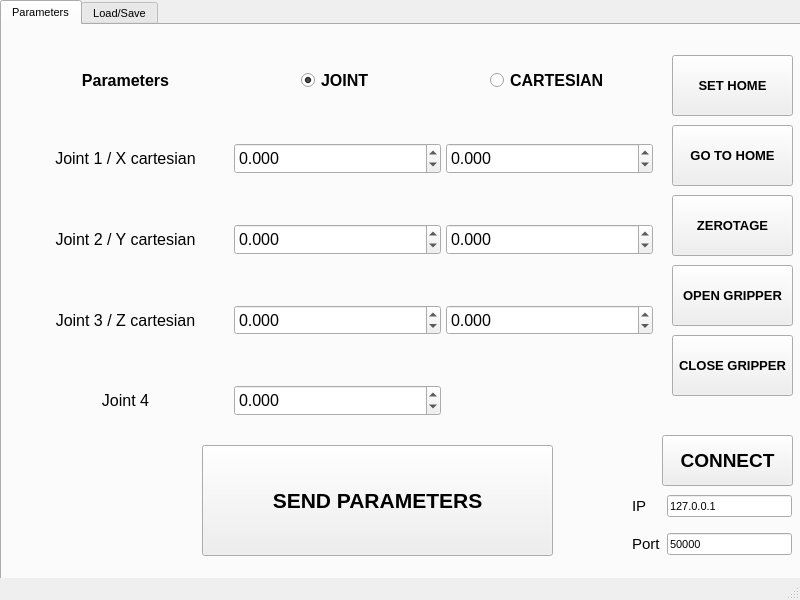
This is GUI/command/Commandwindow.ui in chameau5050/Handling-Gro as Qt 5 draws it before an edit. The edited form follows.
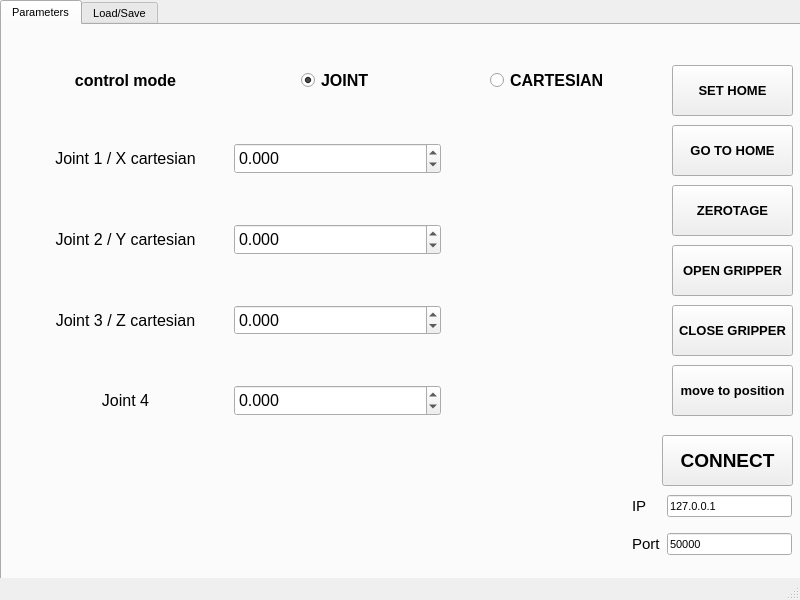
This is the edited form. Icons and pictures are not drawn.

Commit message: remove ui attifact

The edit to the form file:
```diff
--- a/GUI/command/Commandwindow.ui
+++ b/GUI/command/Commandwindow.ui
@@ -100,7 +100,7 @@
           </font>
          </property>
          <property name="text">
-          <string>Parameters</string>
+          <string>control mode</string>
          </property>
          <property name="alignment">
           <set>Qt::AlignCenter</set>
@@ -227,69 +227,6 @@
          </property>
         </widget>
        </item>
-       <item row="1" column="2">
-        <widget class="QDoubleSpinBox" name="set_C1">
-         <property name="sizePolicy">
-          <sizepolicy hsizetype="Minimum" vsizetype="MinimumExpanding">
-           <horstretch>0</horstretch>
-           <verstretch>0</verstretch>
-          </sizepolicy>
-         </property>
-         <property name="font">
-          <font>
-           <pointsize>12</pointsize>
-          </font>
-         </property>
-         <property name="decimals">
-          <number>3</number>
-         </property>
-         <property name="minimum">
-          <double>-100.000000000000000</double>
-         </property>
-        </widget>
-       </item>
-       <item row="2" column="2">
-        <widget class="QDoubleSpinBox" name="set_C2">
-         <property name="sizePolicy">
-          <sizepolicy hsizetype="Minimum" vsizetype="MinimumExpanding">
-           <horstretch>0</horstretch>
-           <verstretch>0</verstretch>
-          </sizepolicy>
-         </property>
-         <property name="font">
-          <font>
-           <pointsize>12</pointsize>
-          </font>
-         </property>
-         <property name="decimals">
-          <number>3</number>
-         </property>
-         <property name="minimum">
-          <double>-100.000000000000000</double>
-         </property>
-        </widget>
-       </item>
-       <item row="3" column="2">
-        <widget class="QDoubleSpinBox" name="set_C3">
-         <property name="sizePolicy">
-          <sizepolicy hsizetype="Minimum" vsizetype="MinimumExpanding">
-           <horstretch>0</horstretch>
-           <verstretch>0</verstretch>
-          </sizepolicy>
-         </property>
-         <property name="font">
-          <font>
-           <pointsize>12</pointsize>
-          </font>
-         </property>
-         <property name="decimals">
-          <number>3</number>
-         </property>
-         <property name="minimum">
-          <double>-100.000000000000000</double>
-         </property>
-        </widget>
-       </item>
        <item row="0" column="1" alignment="Qt::AlignHCenter|Qt::AlignVCenter">
         <widget class="QRadioButton" name="jointMode">
          <property name="font">
@@ -335,21 +272,21 @@
      <widget class="QPushButton" name="sendCommend">
       <property name="geometry">
        <rect>
-        <x>200</x>
-        <y>420</y>
-        <width>351</width>
-        <height>111</height>
+        <x>670</x>
+        <y>340</y>
+        <width>121</width>
+        <height>51</height>
        </rect>
       </property>
       <property name="font">
        <font>
-        <pointsize>16</pointsize>
+        <pointsize>10</pointsize>
         <weight>75</weight>
         <bold>true</bold>
        </font>
       </property>
       <property name="text">
-       <string>SEND PARAMETERS</string>
+       <string>move to position</string>
       </property>
       <property name="icon">
        <iconset>
@@ -446,9 +383,9 @@
       <property name="geometry">
        <rect>
         <x>670</x>
-        <y>30</y>
+        <y>40</y>
         <width>121</width>
-        <height>61</height>
+        <height>51</height>
        </rect>
       </property>
       <property name="font">
@@ -471,7 +408,7 @@
         <x>670</x>
         <y>100</y>
         <width>121</width>
-        <height>61</height>
+        <height>51</height>
        </rect>
       </property>
       <property name="font">
@@ -492,9 +429,9 @@
       <property name="geometry">
        <rect>
         <x>670</x>
-        <y>170</y>
+        <y>160</y>
         <width>121</width>
-        <height>61</height>
+        <height>51</height>
        </rect>
       </property>
       <property name="font">
@@ -512,9 +449,9 @@
       <property name="geometry">
        <rect>
         <x>670</x>
-        <y>240</y>
+        <y>220</y>
         <width>121</width>
-        <height>61</height>
+        <height>51</height>
        </rect>
       </property>
       <property name="font">
@@ -532,9 +469,9 @@
       <property name="geometry">
        <rect>
         <x>670</x>
-        <y>310</y>
+        <y>280</y>
         <width>121</width>
-        <height>61</height>
+        <height>51</height>
        </rect>
       </property>
       <property name="font">
```
The commit also changes 1 other file.
